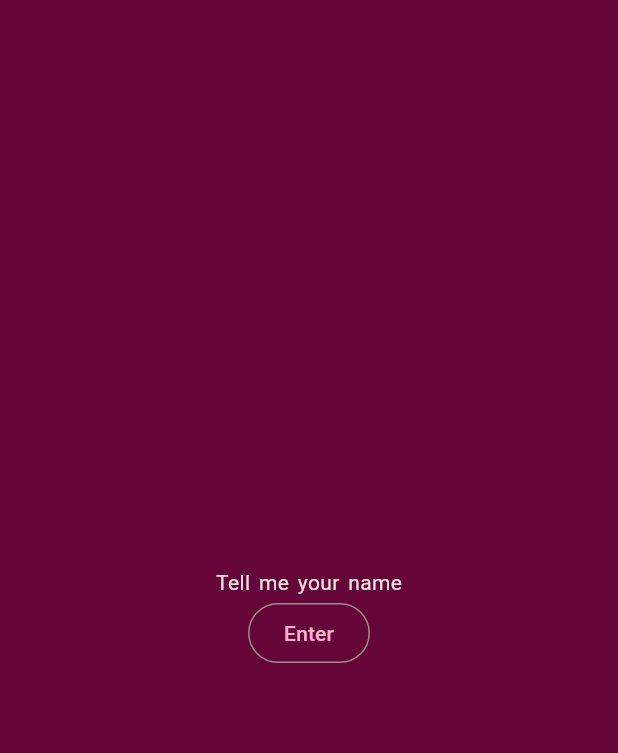
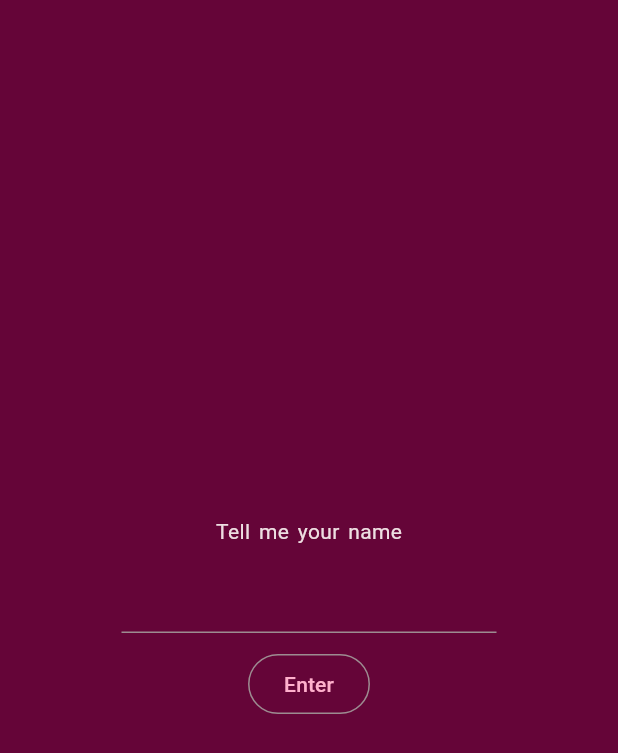
Before and after one commit to GiovanniDrago/motivationalApp, a Flutter app: the screen it shows after launch, on a phone screen of 412 x 824 dp. Shown: the top 753 px of the screen. Run offline on Flutter 3.47's test engine with Material 3 defaults, Android fonts, the phone set to English and light mode, and no system bars.

Commit message:
Submit form

```diff
--- a/lib/main.dart
+++ b/lib/main.dart
@@ -32,8 +32,5 @@ void main() => runApp(MaterialApp(
         background: const Color.fromARGB(255, 101, 5, 56),
       )),
       themeMode: ThemeMode.dark,
-      routes: {
-        '/': (context) => Home(),
-        '/answer': (context) => Answer(userName: 'test')
-      },
+      routes: {'/': (context) => Home(), '/answer': (context) => Answer()},
     ));
--- a/lib/pages/home_body.dart
+++ b/lib/pages/home_body.dart
@@ -1,5 +1,6 @@
 import 'package:flutter/cupertino.dart';
 import 'package:flutter/material.dart';
+import 'package:motivational_app/pages/interactions/answer_form.dart';
 import 'package:motivational_app/pages/interactions/question.dart';
 
 class HomeBody extends StatefulWidget {
@@ -9,6 +10,7 @@ class HomeBody extends StatefulWidget {
 
 class _HomeBodyState extends State<HomeBody> {
   String userName = '';
+  final TextEditingController _name = TextEditingController();
 
   @override
   Widget build(BuildContext context) {
@@ -17,11 +19,7 @@ class _HomeBodyState extends State<HomeBody> {
         mainAxisAlignment: MainAxisAlignment.center,
         children: [
           const Question(),
-          OutlinedButton(
-              onPressed: () {
-                Navigator.pushNamed(context, '/answer');
-              },
-              child: const Text('Enter'))
+          AnswerForm(name: _name),
         ],
       ),
     );
--- a/lib/pages/interactions/answer.dart
+++ b/lib/pages/interactions/answer.dart
@@ -1,11 +1,9 @@
 import 'package:flutter/material.dart';
 
 class Answer extends StatelessWidget {
-  final String userName;
-  const Answer({super.key, required this.userName});
-
   @override
   Widget build(BuildContext context) {
+    final userName = ModalRoute.of(context)?.settings.arguments as String;
     return Scaffold(
       backgroundColor: Theme.of(context).colorScheme.background,
       body: Center(
--- /dev/null
+++ b/lib/pages/interactions/answer_form.dart
@@ -0,0 +1,48 @@
+import 'package:flutter/material.dart';
+import 'package:motivational_app/pages/interactions/dialog_no_name.dart';
+
+class AnswerForm extends StatelessWidget {
+  const AnswerForm({
+    super.key,
+    required TextEditingController name,
+  }) : _name = name;
+
+  final TextEditingController _name;
+
+  @override
+  Widget build(BuildContext context) {
+    return Column(
+      children: [
+        SizedBox(
+          width: 250,
+          child: Padding(
+            padding: const EdgeInsets.fromLTRB(0, 10, 0, 0),
+            child: TextField(
+              controller: _name,
+              onSubmitted: (String value) async {
+                checkName(value, context);
+              },
+            ),
+          ),
+        ),
+        Padding(
+          padding: const EdgeInsets.fromLTRB(0, 10, 0, 0),
+          child: OutlinedButton(
+              onPressed: () {
+                checkName(_name.text, context);
+              },
+              child: const Text('Enter')),
+        )
+      ],
+    );
+  }
+
+  void checkName(String value, BuildContext context) {
+    if (value != '') {
+      Navigator.pushReplacementNamed(context, '/answer', arguments: value);
+    } else {
+      showDialog<String>(
+          context: context, builder: (BuildContext context) => DialogNoName());
+    }
+  }
+}
```
Also changed, not shown: lib/pages/interactions/dialog_no_name.dart (added, +16 -0 lines).
